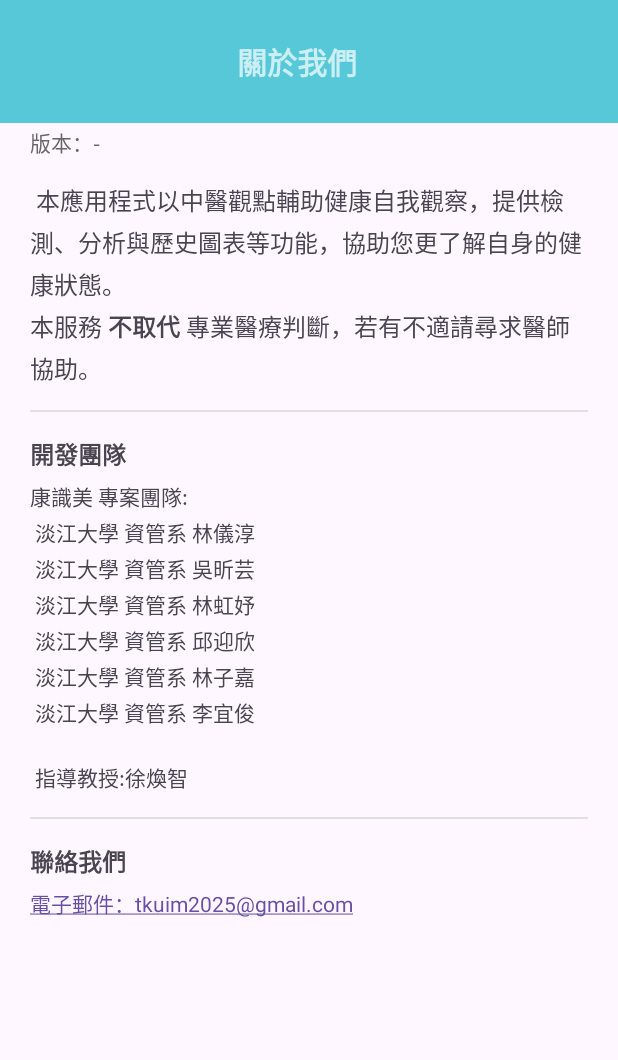
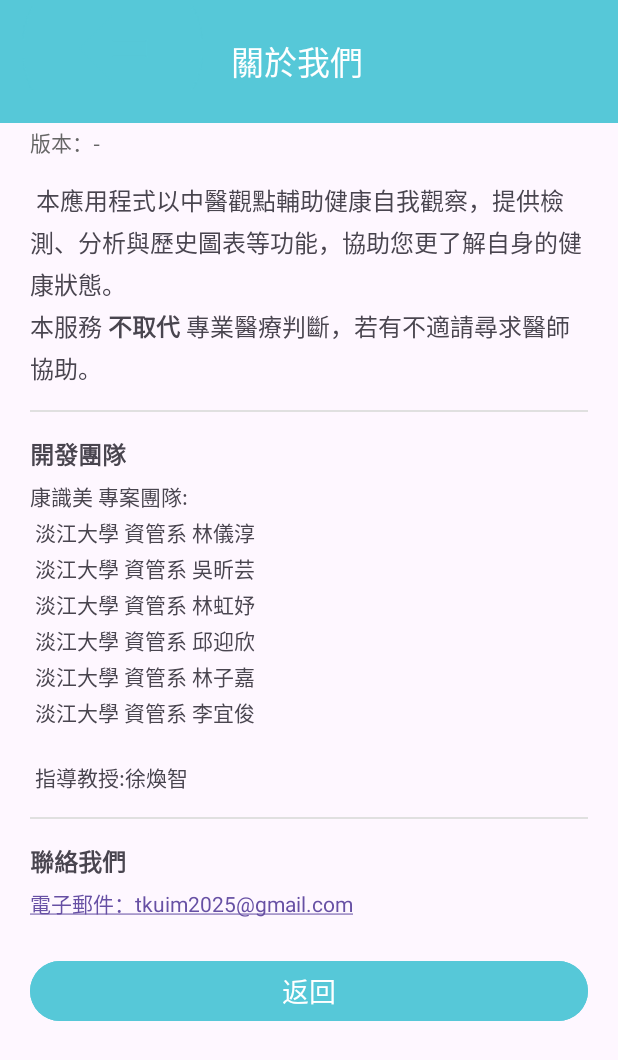
Before and after one commit to Yun-Work/TCMHAA, an Android app: the layout activity_d_aboutus.xml on its own in the app's theme, with its tools: preview values and no code run, on a phone screen of 412 x 824 dp. Shown: the top 1060 px of the screen. Run offline under Robolectric (Android 15) with nearby library versions, the phone set to English and light mode, and no system bars.

Commit message:
個人資料、每日通知時間、隱私政策、關於我們 的返回鍵新增

```diff
--- a/app/src/main/res/layout/activity_d_aboutus.xml
+++ b/app/src/main/res/layout/activity_d_aboutus.xml
@@ -11,28 +11,18 @@
         android:layout_height="82dp"
         android:background="@color/maincolor"
         android:theme="@style/ThemeOverlay.MaterialComponents.Dark.ActionBar"
+        app:title="關於我們"
         app:navigationIcon="@drawable/ic_arrow_back">
 
 
-        <!-- 標題 -->
-        <TextView
-            android:id="@+id/tvToolbarTitle"
-            android:layout_width="wrap_content"
-            android:layout_height="wrap_content"
-            android:layout_gravity="center_vertical"
-            android:layout_marginStart="8dp"
-            android:text="@string/about_title"
-            android:textSize="20sp"
-            android:textStyle="bold" />
     </com.google.android.material.appbar.MaterialToolbar>
 
     <ScrollView
         android:layout_width="match_parent"
-        android:layout_height="633dp"
+        android:layout_height="match_parent"
         android:layout_marginTop="?attr/actionBarSize"
         app:layout_behavior="@string/appbar_scrolling_view_behavior">
 
-        <!-- 這裡就是原本文字區塊，維持不變 -->
         <LinearLayout
             android:layout_width="match_parent"
             android:layout_height="wrap_content"
@@ -55,7 +45,6 @@
                 android:text="@string/about_intro"
                 android:textSize="16sp" />
 
-            <!-- 分隔線 -->
             <View
                 android:layout_width="match_parent"
                 android:layout_height="1dp"
@@ -101,6 +90,16 @@
                 android:lineSpacingExtra="3dp"
                 android:text="@string/about_contact_body" />
 
+            <!-- 新增返回按鈕 -->
+            <Button
+                android:id="@+id/btnBackAbout"
+                android:layout_width="match_parent"
+                android:layout_height="48dp"
+                android:layout_marginTop="24dp"
+                android:backgroundTint="@color/maincolor"
+                android:text="返回"
+                android:textColor="@android:color/white"
+                android:textSize="18sp"/>
         </LinearLayout>
     </ScrollView>
 </androidx.coordinatorlayout.widget.CoordinatorLayout>
```
Also changed, not shown: app/src/main/java/com/example/tcmhaa/_dAboutActivity.java (+10 -0 lines), app/src/main/java/com/example/tcmhaa/_dPrivacyActivity.java (+11 -1 lines), app/src/main/java/com/example/tcmhaa/_dProfileActivity.java (+24 -6 lines), app/src/main/java/com/example/tcmhaa/_dTimeActivity.java (+21 -4 lines), app/src/main/res/layout/activity_d_privacy.xml (+12 -1 lines), app/src/main/res/layout/activity_d_time.xml (+14 -1 lines).
